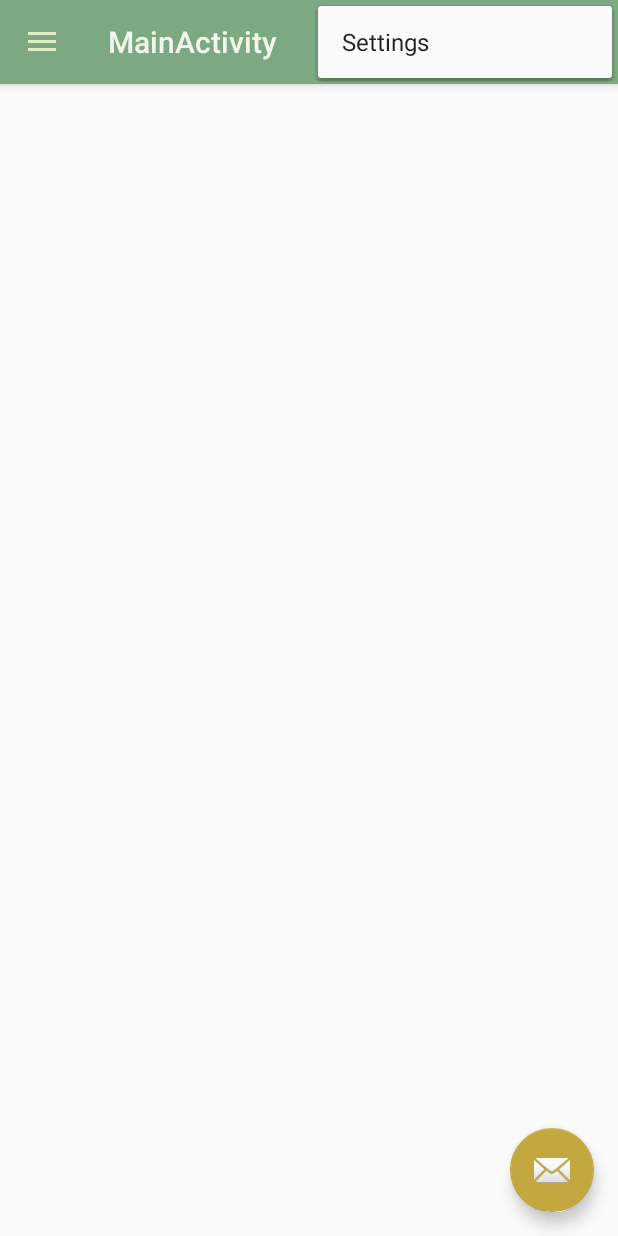
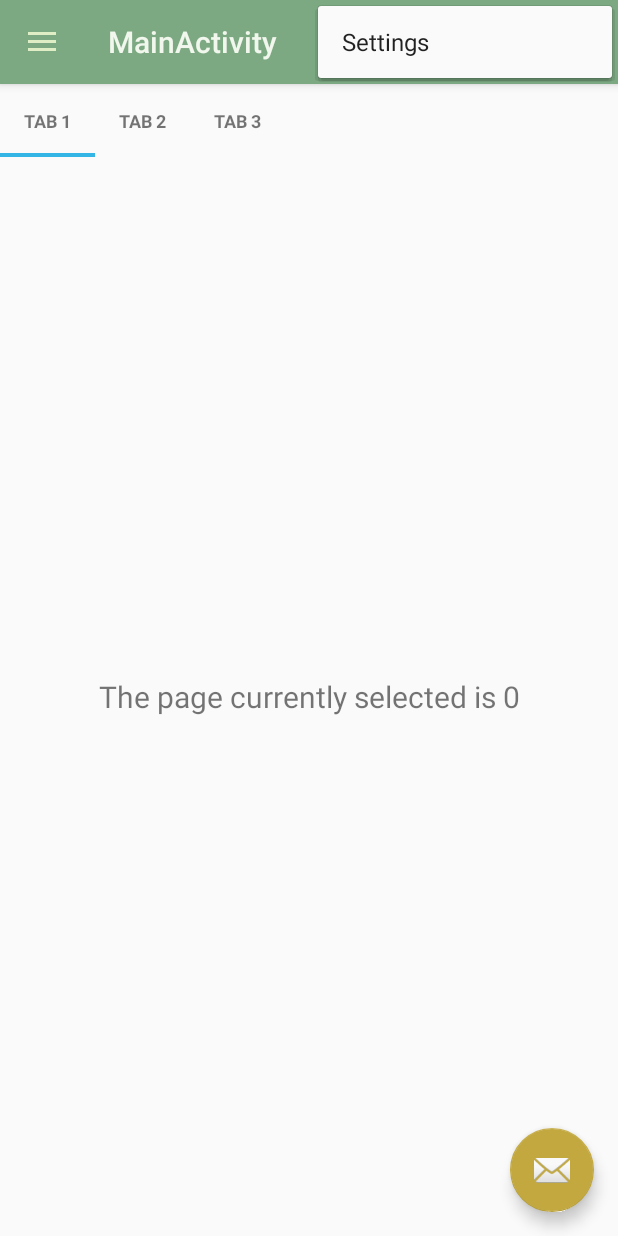
Before and after one commit to nikhil-31/MaterialDesigner, an Android app: the screen it shows after launch (MainActivity), with the options menu open, on a phone screen of 412 x 824 dp. Run offline under Robolectric (Android 15) with nearby library versions, the phone set to English and light mode, and no system bars.

Commit message:
Sliding tab layout set with viewpager and shows data accordingly

```diff
--- a/app/src/main/java/com/example/nikhil/materialtester/MainActivity.java
+++ b/app/src/main/java/com/example/nikhil/materialtester/MainActivity.java
@@ -2,17 +2,30 @@ package com.example.nikhil.materialtester;
 
 import android.content.Intent;
 import android.os.Bundle;
+import android.support.annotation.Nullable;
 import android.support.design.widget.FloatingActionButton;
 import android.support.design.widget.Snackbar;
+import android.support.v4.app.Fragment;
+import android.support.v4.app.FragmentManager;
+import android.support.v4.app.FragmentPagerAdapter;
+import android.support.v4.view.ViewPager;
 import android.support.v4.widget.DrawerLayout;
 import android.support.v7.app.AppCompatActivity;
 import android.support.v7.widget.Toolbar;
+import android.view.LayoutInflater;
 import android.view.Menu;
 import android.view.MenuInflater;
 import android.view.MenuItem;
 import android.view.View;
+import android.view.ViewGroup;
+import android.widget.TextView;
+
+import com.example.nikhil.materialtester.tabs.SlidingTabLayout;
 
 public class MainActivity extends AppCompatActivity {
+
+    private ViewPager mViewPager;
+    private SlidingTabLayout mTabs;
 
     @Override
     protected void onCreate(Bundle savedInstanceState) {
@@ -36,6 +49,12 @@ public class MainActivity extends AppCompatActivity {
         NavigationDrawerFragment drawerFragment = (NavigationDrawerFragment)
                 getSupportFragmentManager().findFragmentById(R.id.fragment_navigation_drawer);
         drawerFragment.setUp(R.id.fragment_navigation_drawer,(DrawerLayout) findViewById(R.id.drawer_layout),toolbar);
+
+
+        mViewPager = (ViewPager) findViewById(R.id.pager);
+        mTabs = (SlidingTabLayout) findViewById(R.id.tabs);
+        mViewPager.setAdapter(new MyPagerAdapter(getSupportFragmentManager()));
+        mTabs.setViewPager(mViewPager);
 
     }
 
@@ -66,5 +85,55 @@ public class MainActivity extends AppCompatActivity {
 
         return super.onOptionsItemSelected(item);
     }
+    public class MyPagerAdapter extends FragmentPagerAdapter{
+        String[] tabs;
+        public MyPagerAdapter(FragmentManager fm) {
+
+            super(fm);
+            tabs= getResources().getStringArray(R.array.tabs);
+        }
+
+        @Override
+        public Fragment getItem(int position) {
+            MyFragment myFragment = MyFragment.getInstance(position);
+
+            return myFragment;
+        }
+
+        @Override
+        public CharSequence getPageTitle(int position) {
+            return tabs[position];
+        }
+
+        @Override
+        public int getCount() {
+            return 3;
+        }
+    }
+    public static class MyFragment extends Fragment{
+
+        private TextView textView;
+        public static MyFragment getInstance(int position){
+            MyFragment myFragment = new MyFragment();
+            Bundle args = new Bundle();
+            args.putInt("position",position);
+            myFragment.setArguments(args);
+            return myFragment;
+
+        }
+
+        @Nullable
+        @Override
+        public View onCreateView(LayoutInflater inflater, ViewGroup container, Bundle savedInstanceState) {
+            View layout = inflater.inflate(R.layout.fragment_my,container,false);
+            textView = (TextView) layout.findViewById(R.id.text_my);
+            Bundle bundle = getArguments();
+            if(bundle != null){
+                textView.setText("The page currently selected is "+bundle.getInt("position"));
+
+            }
+            return layout;
+        }
+    }
 
 }
--- a/app/src/main/res/layout/activity_main2.xml
+++ b/app/src/main/res/layout/activity_main2.xml
@@ -1,5 +1,6 @@
 <?xml version="1.0" encoding="utf-8"?>
-<android.support.design.widget.CoordinatorLayout xmlns:android="http://schemas.android.com/apk/res/android"
+<android.support.design.widget.CoordinatorLayout
+    xmlns:android="http://schemas.android.com/apk/res/android"
     xmlns:app="http://schemas.android.com/apk/res-auto"
     xmlns:tools="http://schemas.android.com/tools"
     android:layout_width="match_parent"
@@ -7,22 +8,8 @@
     android:fitsSystemWindows="true"
     tools:context=".MainActivity">
 
-    <android.support.design.widget.AppBarLayout
-        android:layout_width="match_parent"
-        android:layout_height="wrap_content"
-        android:theme="@style/AppTheme.AppBarOverlay">
-
-        <android.support.v7.widget.Toolbar
-            android:id="@+id/toolbar"
-            android:layout_width="match_parent"
-            android:layout_height="?attr/actionBarSize"
-            android:background="?attr/colorPrimary"
-            app:popupTheme="@style/AppTheme.PopupOverlay" />
-
-    </android.support.design.widget.AppBarLayout>
 
     <include layout="@layout/content_main2" />
-
 
 
     <android.support.design.widget.FloatingActionButton
--- a/app/src/main/res/layout/content_main2.xml
+++ b/app/src/main/res/layout/content_main2.xml
@@ -1,29 +1,51 @@
 <?xml version="1.0" encoding="utf-8"?>
-<android.support.v4.widget.DrawerLayout
+<android.support.v4.widget.DrawerLayout xmlns:android="http://schemas.android.com/apk/res/android"
+    xmlns:app="http://schemas.android.com/apk/res-auto"
+    android:id="@+id/drawer_layout"
+    android:layout_width="match_parent"
+    android:layout_height="match_parent">
 
-    android:id="@+id/drawer_layout"
-    xmlns:android="http://schemas.android.com/apk/res/android"
-    android:layout_width="match_parent"
-    android:layout_height="match_parent"
-    xmlns:app="http://schemas.android.com/apk/res-auto">
-    <RelativeLayout
-        android:fitsSystemWindows="true"
-        android:orientation="vertical" android:layout_width="match_parent"
-        android:layout_height="match_parent">
 
-        <TextView
-            android:layout_width="wrap_content"
+    <LinearLayout
+        android:layout_width="match_parent"
+        android:layout_height="match_parent"
+        android:orientation="vertical">
+
+        <android.support.design.widget.AppBarLayout
+            android:layout_width="match_parent"
             android:layout_height="wrap_content"
-            android:text="This is sparta"/>
+            android:theme="@style/AppTheme.AppBarOverlay">
 
-    </RelativeLayout>
+            <android.support.v7.widget.Toolbar
+                android:id="@+id/toolbar"
+                android:layout_width="match_parent"
+                android:layout_height="?attr/actionBarSize"
+                android:background="?attr/colorPrimary"
+                app:popupTheme="@style/AppTheme.PopupOverlay" />
+
+        </android.support.design.widget.AppBarLayout>
+
+        <com.example.nikhil.materialtester.tabs.SlidingTabLayout
+            android:id="@+id/tabs"
+            android:layout_width="match_parent"
+            android:layout_height="wrap_content" />
+
+        <android.support.v4.view.ViewPager
+            android:id="@+id/pager"
+            android:layout_width="match_parent"
+            android:layout_height="0dp"
+            android:layout_weight="1" />
+
+
+    </LinearLayout>
+
     <fragment
+        android:id="@+id/fragment_navigation_drawer"
+        android:name="com.example.nikhil.materialtester.NavigationDrawerFragment"
         android:layout_width="280dp"
         android:layout_height="match_parent"
         android:layout_gravity="start"
-        app:layout="@layout/fragment_navigation_drawer"
-        android:id="@+id/fragment_navigation_drawer"
-        android:name="com.example.nikhil.materialtester.NavigationDrawerFragment">
+        app:layout="@layout/fragment_navigation_drawer">
 
     </fragment>
 </android.support.v4.widget.DrawerLayout>
--- /dev/null
+++ b/app/src/main/res/layout/custom_tab_view.xml
@@ -0,0 +1,6 @@
+<?xml version="1.0" encoding="utf-8"?>
+<LinearLayout xmlns:android="http://schemas.android.com/apk/res/android"
+    android:orientation="vertical" android:layout_width="match_parent"
+    android:layout_height="match_parent">
+
+</LinearLayout>
--- /dev/null
+++ b/app/src/main/res/layout/fragment_my.xml
@@ -0,0 +1,11 @@
+<?xml version="1.0" encoding="utf-8"?>
+<TextView xmlns:android="http://schemas.android.com/apk/res/android"
+    android:orientation="vertical"
+    android:layout_width="match_parent"
+    android:layout_height="match_parent"
+    android:text="the page number is one"
+    android:textSize="20dp"
+    android:gravity="center"
+    android:id="@+id/text_my">
+
+</TextView>
--- a/app/src/main/res/values/strings.xml
+++ b/app/src/main/res/values/strings.xml
@@ -8,5 +8,10 @@
     <string name="title_activity_sub">SubActivity</string>
     <string name="drawer_open">Open</string>
     <string name="drawer_close">Close</string>
+    <string-array name="tabs">
+        <item>TAB 1</item>
+        <item>TAB 2</item>
+        <item>TAB 3</item>
+    </string-array>
 
 </resources>
```
